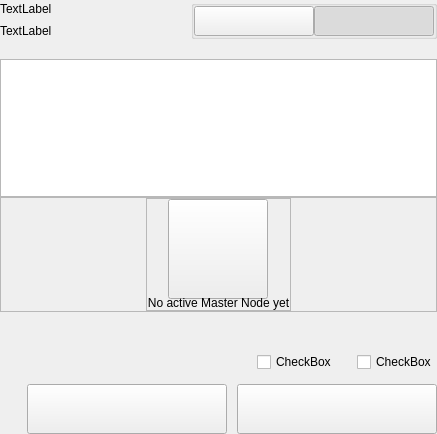
Above: src/qt/settings/forms/settingsmultisendwidget.ui from eons-finance/ALQO before the change. Below: the same form after it.
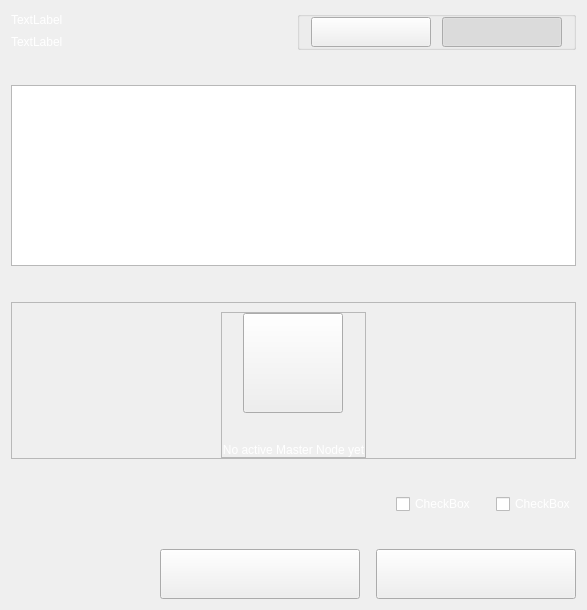
That is the form after the change.

```diff
--- a/src/qt/settings/forms/settingsmultisendwidget.ui
+++ b/src/qt/settings/forms/settingsmultisendwidget.ui
@@ -6,67 +6,18 @@
    <rect>
     <x>0</x>
     <y>0</y>
-    <width>437</width>
-    <height>434</height>
+    <width>587</width>
+    <height>610</height>
    </rect>
   </property>
   <property name="windowTitle">
    <string>Form</string>
   </property>
-  <layout class="QVBoxLayout" name="verticalLayout">
-   <property name="spacing">
-    <number>0</number>
-   </property>
-   <property name="leftMargin">
-    <number>0</number>
-   </property>
-   <property name="topMargin">
-    <number>0</number>
-   </property>
-   <property name="rightMargin">
-    <number>0</number>
-   </property>
-   <property name="bottomMargin">
-    <number>0</number>
-   </property>
-   <item>
-    <widget class="QWidget" name="left" native="true">
      <layout class="QVBoxLayout" name="verticalLayout_2">
-      <property name="leftMargin">
-       <number>0</number>
-      </property>
-      <property name="topMargin">
-       <number>0</number>
-      </property>
-      <property name="rightMargin">
-       <number>0</number>
-      </property>
-      <property name="bottomMargin">
-       <number>0</number>
-      </property>
       <item>
-       <layout class="QVBoxLayout" name="verticalLayout_3">
-        <property name="spacing">
-         <number>0</number>
-        </property>
+    <layout class="QVBoxLayout" name="verticalLayout">
         <item>
-         <widget class="QWidget" name="containerTitle" native="true">
-          <layout class="QHBoxLayout" name="horizontalLayout_3" stretch="4,1">
-           <property name="spacing">
-            <number>40</number>
-           </property>
-           <property name="leftMargin">
-            <number>0</number>
-           </property>
-           <property name="topMargin">
-            <number>0</number>
-           </property>
-           <property name="rightMargin">
-            <number>0</number>
-           </property>
-           <property name="bottomMargin">
-            <number>0</number>
-           </property>
+      <layout class="QHBoxLayout" name="horizontalLayout">
            <item>
             <layout class="QVBoxLayout" name="verticalLayoutTitle">
              <property name="spacing">
@@ -74,6 +25,9 @@
              </property>
              <item>
               <widget class="QLabel" name="labelTitle">
+           <property name="styleSheet">
+            <string notr="true">color:white;</string>
+           </property>
                <property name="text">
                 <string>TextLabel</string>
                </property>
@@ -81,6 +35,9 @@
              </item>
              <item>
               <widget class="QLabel" name="labelSubtitle1">
+           <property name="styleSheet">
+            <string notr="true">color:white;</string>
+           </property>
                <property name="text">
                 <string>TextLabel</string>
                </property>
@@ -91,7 +48,7 @@
              </item>
             </layout>
            </item>
-           <item alignment="Qt::AlignTop">
+       <item>
             <widget class="QGroupBox" name="groupBox">
              <property name="title">
               <string/>
@@ -172,24 +129,22 @@
             </widget>
            </item>
           </layout>
-         </widget>
         </item>
         <item>
-         <spacer name="verticalSpacer_2">
+      <spacer name="verticalSpacer_5">
           <property name="orientation">
            <enum>Qt::Vertical</enum>
           </property>
-          <property name="sizeType">
-           <enum>QSizePolicy::Fixed</enum>
-          </property>
           <property name="sizeHint" stdset="0">
            <size>
             <width>20</width>
-            <height>20</height>
+         <height>40</height>
            </size>
           </property>
          </spacer>
         </item>
+     <item>
+      <layout class="QHBoxLayout" name="horizontalLayout_2">
         <item>
          <widget class="QListView" name="listView">
           <property name="selectionMode">
@@ -197,6 +152,21 @@
           </property>
          </widget>
         </item>
+      </layout>
+     </item>
+     <item>
+      <spacer name="verticalSpacer_7">
+       <property name="orientation">
+        <enum>Qt::Vertical</enum>
+       </property>
+       <property name="sizeHint" stdset="0">
+        <size>
+         <width>20</width>
+         <height>40</height>
+        </size>
+       </property>
+      </spacer>
+     </item>
         <item>
          <widget class="QFrame" name="emptyContainer">
           <property name="minimumSize">
@@ -298,7 +268,7 @@
               <item alignment="Qt::AlignHCenter|Qt::AlignVCenter">
                <widget class="QLabel" name="labelEmpty">
                 <property name="styleSheet">
-                 <string notr="true"/>
+              <string notr="true">color:white;</string>
                 </property>
                 <property name="text">
                  <string>No active Master Node yet</string>
@@ -315,13 +285,10 @@
          </widget>
         </item>
         <item>
-         <spacer name="verticalSpacer_4">
+      <spacer name="verticalSpacer_8">
           <property name="orientation">
            <enum>Qt::Vertical</enum>
           </property>
-          <property name="sizeType">
-           <enum>QSizePolicy::Fixed</enum>
-          </property>
           <property name="sizeHint" stdset="0">
            <size>
             <width>20</width>
@@ -350,6 +317,9 @@
           </item>
           <item>
            <widget class="QCheckBox" name="checkBoxStake">
+         <property name="styleSheet">
+          <string notr="true">color:white;</string>
+         </property>
             <property name="text">
              <string>CheckBox</string>
             </property>
@@ -379,6 +349,9 @@
               <verstretch>0</verstretch>
              </sizepolicy>
             </property>
+         <property name="styleSheet">
+          <string notr="true">color:white;</string>
+         </property>
             <property name="text">
              <string>CheckBox</string>
             </property>
@@ -387,17 +360,14 @@
          </layout>
         </item>
         <item>
-         <spacer name="verticalSpacer_3">
+      <spacer name="verticalSpacer_6">
           <property name="orientation">
            <enum>Qt::Vertical</enum>
           </property>
-          <property name="sizeType">
-           <enum>QSizePolicy::Fixed</enum>
-          </property>
           <property name="sizeHint" stdset="0">
            <size>
             <width>20</width>
-            <height>12</height>
+         <height>40</height>
            </size>
           </property>
          </spacer>
@@ -471,9 +441,6 @@
          </layout>
         </item>
        </layout>
-      </item>
-     </layout>
-    </widget>
    </item>
   </layout>
  </widget>
```
Lines whose indentation alone changed are shown as unchanged.
